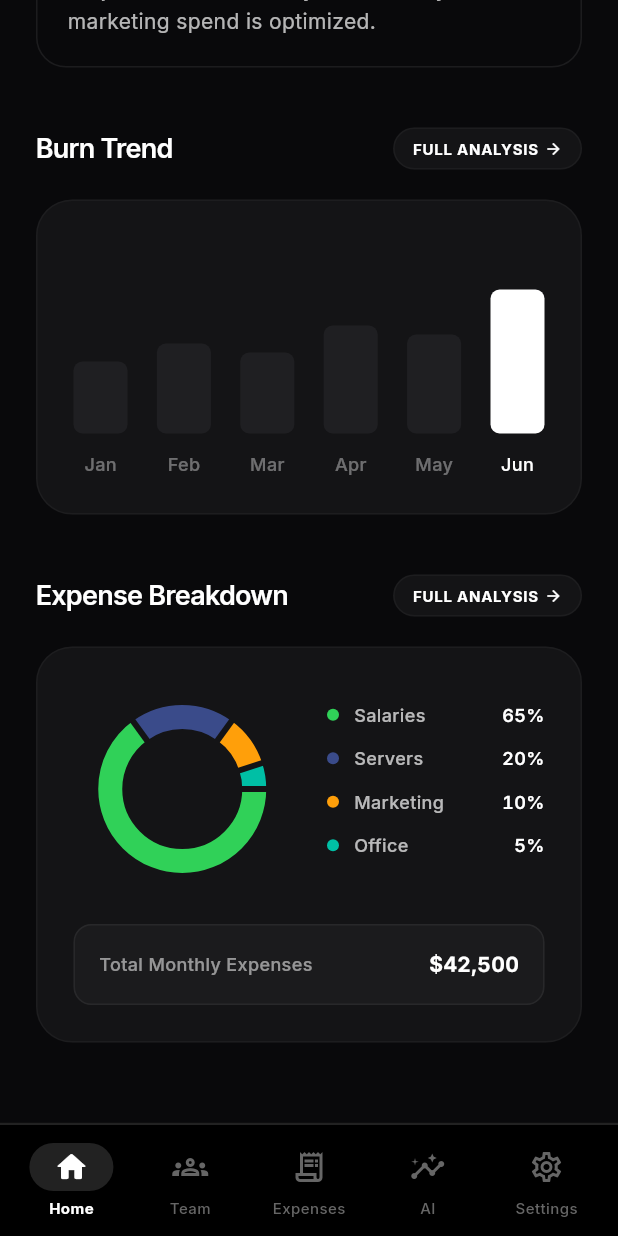
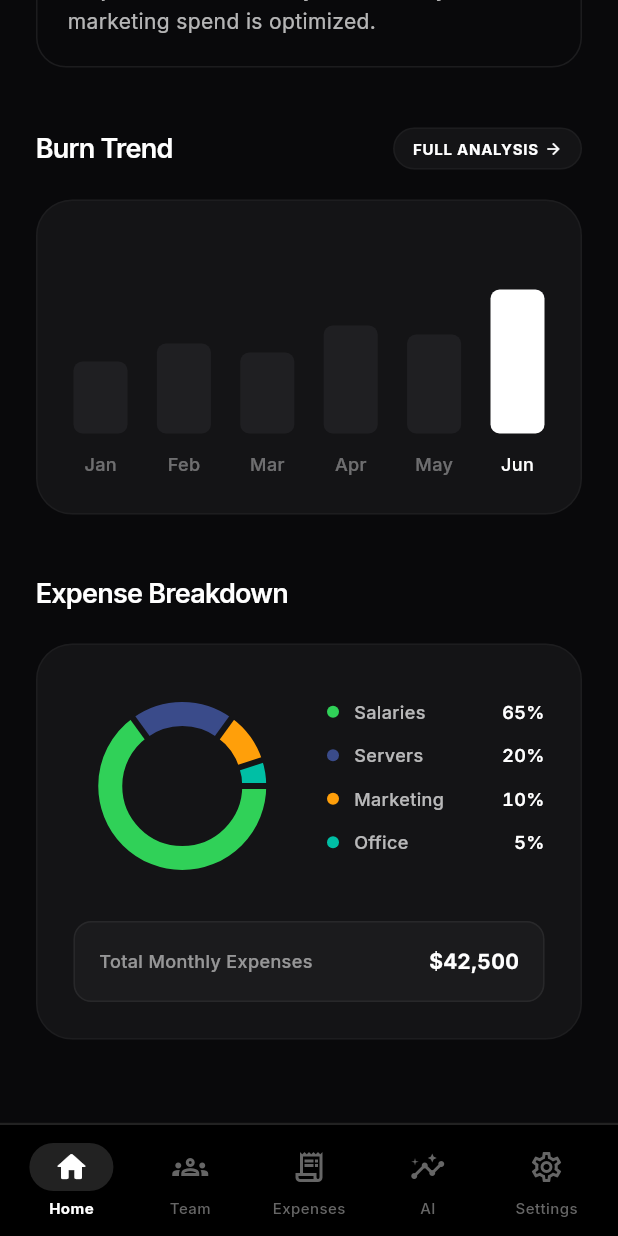
Before and after one commit to krishgupta1/startup-expense-tracker, a Flutter app: the screen it shows after launch, scrolled down 560 dp, on a phone screen of 412 x 824 dp. Run offline on Flutter 3.47's test engine with Material 3 defaults, Android fonts, the phone set to English and light mode, and no system bars; drawn by our look-alikes of fl_chart; our stand-ins replace google_fonts; missing offline and left inert: shadcn_ui.

Commit message:
Remove FULL ANALYSIS button from Expense Breakdown section

```diff
--- a/lib/features/home/screens/home_screen.dart
+++ b/lib/features/home/screens/home_screen.dart
@@ -133,13 +133,7 @@ class HomeScreen extends StatelessWidget {
                 const SizedBox(height: 40),
 
                 // 6. Breakdown (Pie Chart)
-                Row(
-                  mainAxisAlignment: MainAxisAlignment.spaceBetween,
-                  children: [
-                    _buildSectionTitle("Expense Breakdown"),
-                    _buildViewAllButton(context),
-                  ],
-                ),
+                _buildSectionTitle("Expense Breakdown"),
                 const SizedBox(height: 20),
                 GestureDetector(
                   // Drills down to Monthly Burn Screen for more detail
```
